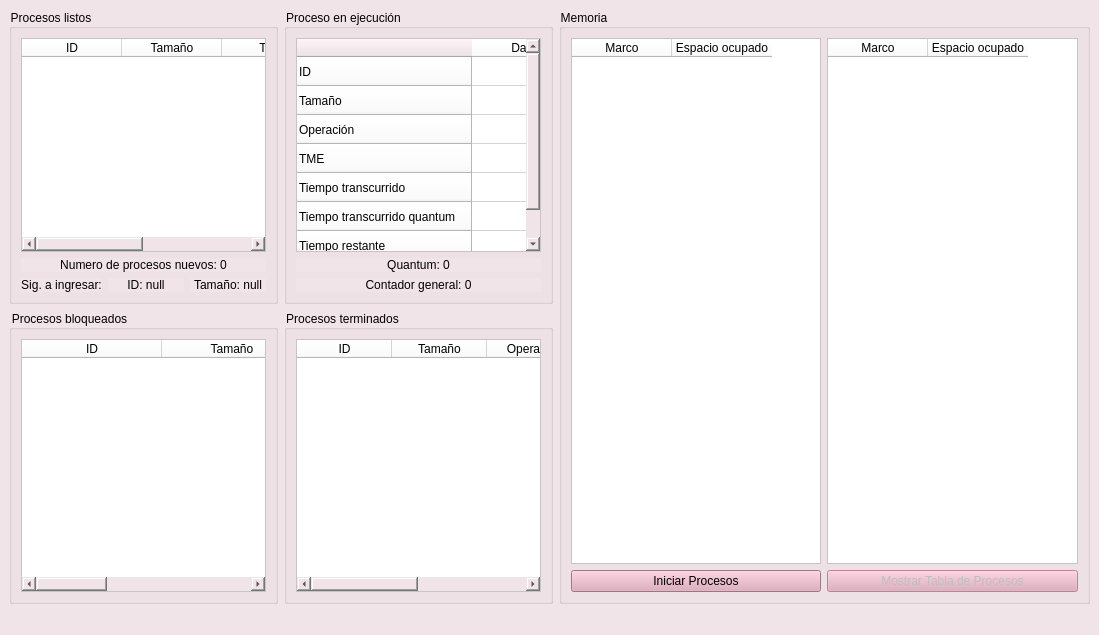
Diego-Ga-Glez/planificador, file ui/mainwindow.ui: the form before one commit.
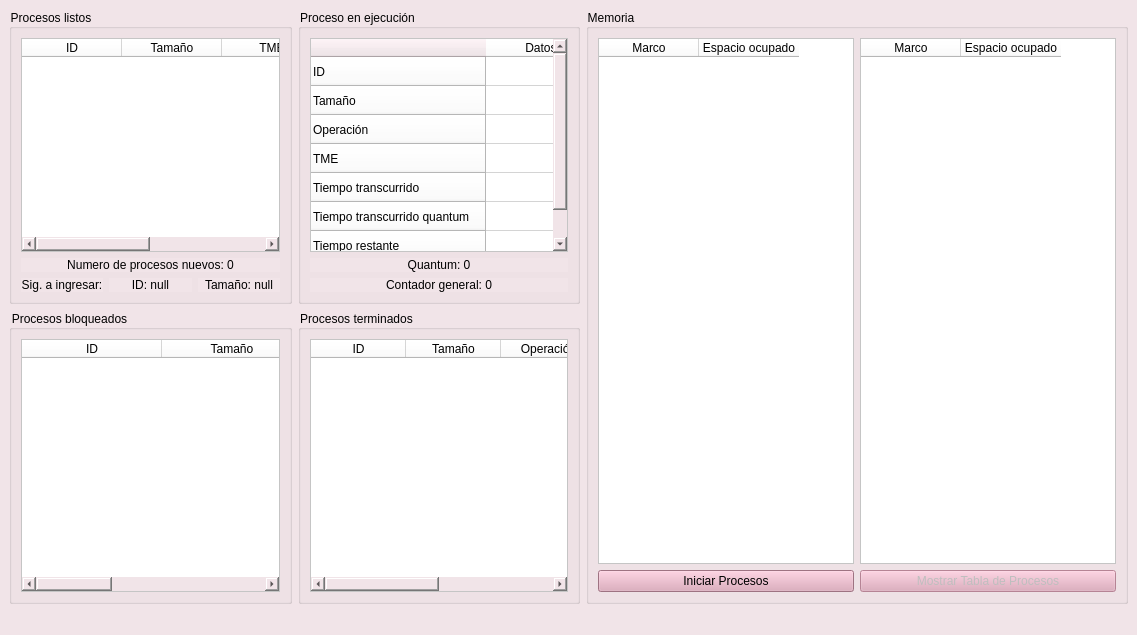
The form after the commit.

Commit message: Ajuste de tamaño de ventana (act 14)

```diff
--- a/ui/mainwindow.ui
+++ b/ui/mainwindow.ui
@@ -6,7 +6,7 @@
    <rect>
     <x>0</x>
     <y>0</y>
-    <width>1099</width>
+    <width>1137</width>
     <height>635</height>
    </rect>
   </property>
```
Left out of the diff: 2 changed lines with no effect on the pictures. The commit also changes 2 other files.
